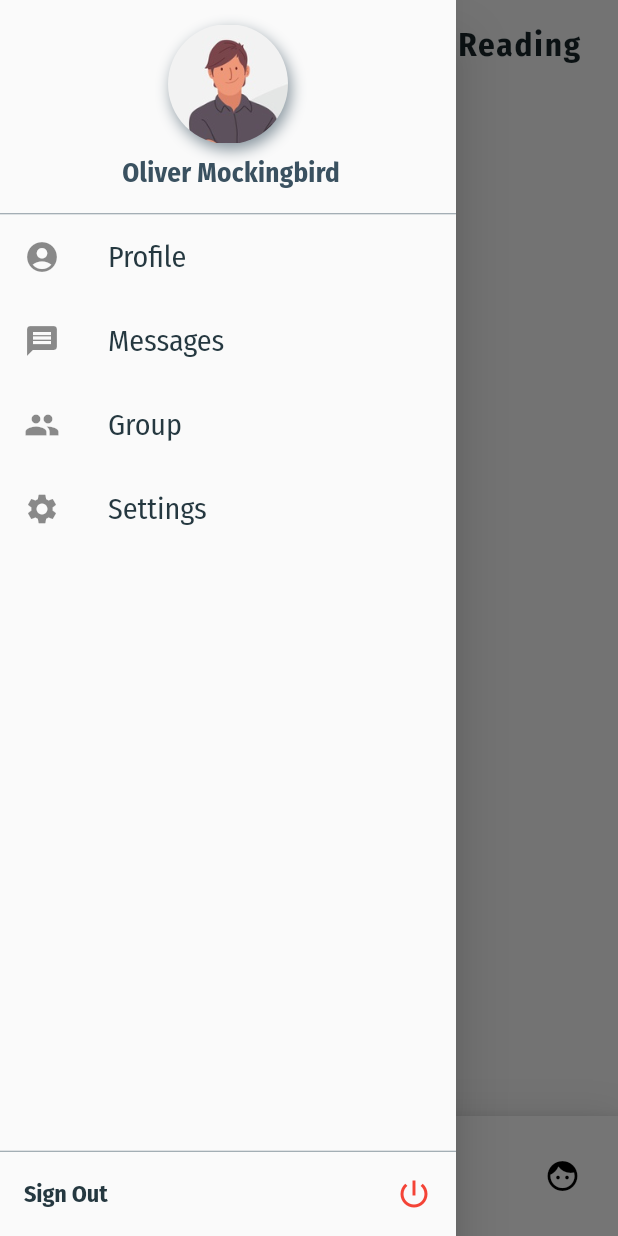
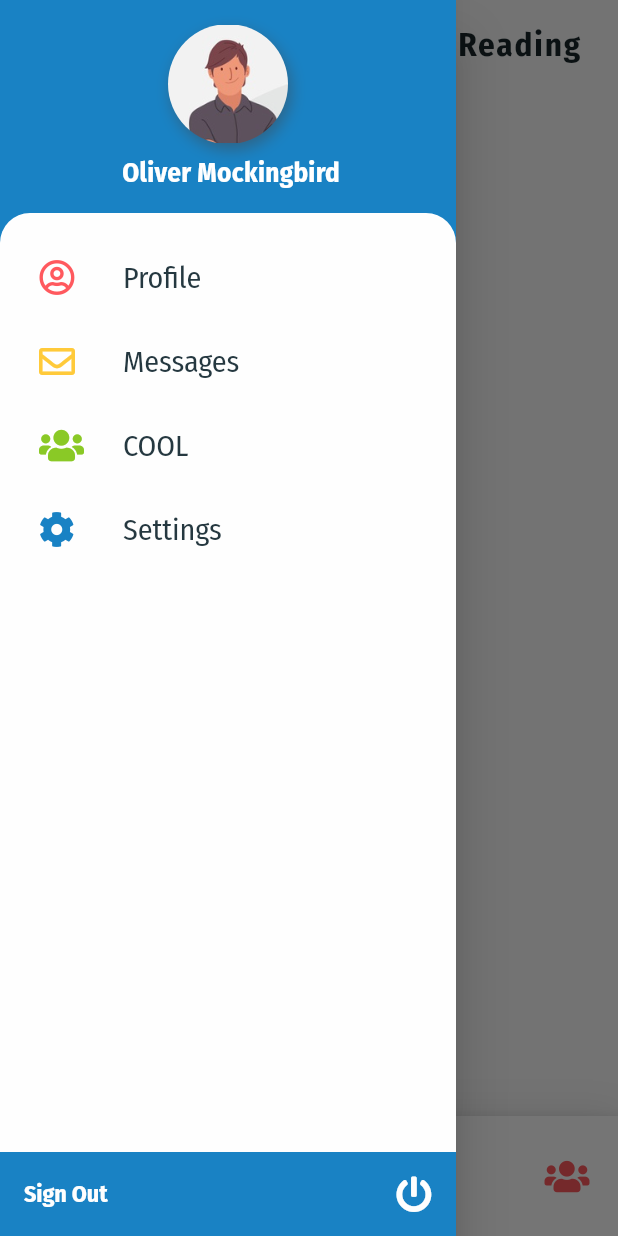
Before and after one commit to kalianto/bible_study, a Flutter app: the Home screen opened by its route, with the side drawer open, on a phone screen of 412 x 824 dp. Run offline on Flutter 3.47's test engine with Material 2 defaults, Android fonts, the phone set to English and light mode, and no system bars; drawn by our look-alikes of google_nav_bar; our stand-ins replace device_info, font_awesome_flutter; missing offline and left inert: global_configuration.

Commit message:
added FontAwesome

```diff
--- a/lib/AppTheme.dart
+++ b/lib/AppTheme.dart
@@ -20,6 +20,14 @@ class AppTheme {
   static const Color primarySwatch = Colors.blue;
   static const Color primaryColor = Color(0xFF1565C0);
   static const Color nearlyDarkBlue = Color(0xFF2633C5);
+
+  static const Color redText = Color(0xFFff595e);
+  static const Color yellowText = Color(0xFFffca3a);
+  static const Color greenText = Color(0xFF8ac926);
+  static const Color blueText = Color(0xFF1982c4);
+  static const Color purpleText = Color(0xFF6a4c93);
+
+
 
   static const String fontName = 'FiraSansCondensed';
 
--- a/lib/common/bottom_gnav_bar.dart
+++ b/lib/common/bottom_gnav_bar.dart
@@ -1,5 +1,7 @@
+import 'package:bible_study/AppTheme.dart';
 import 'package:flutter/material.dart';
 import 'package:google_nav_bar/google_nav_bar.dart';
+import 'package:font_awesome_flutter/font_awesome_flutter.dart';
 
 class BottomGNavBar extends StatefulWidget {
   @override
@@ -45,23 +47,31 @@ class _BottomGNavBarState extends State<BottomGNavBar> with TickerProviderStateM
               iconSize: 24,
               padding: EdgeInsets.symmetric(horizontal: 20, vertical: 8),
               duration: Duration(milliseconds: 800),
-              tabBackgroundColor: Colors.blue,
+              // tabBackgroundColor: Colors.blue,
               tabs: [
                 GButton(
-                  icon: Icons.home,
-                  text: 'Home',
+                  icon: FontAwesomeIcons.home,
+                  text: ' Home',
+                  iconColor: AppTheme.blueText,
+                  backgroundColor: AppTheme.blueText,
                 ),
                 GButton(
-                  icon: Icons.alarm,
+                  icon: FontAwesomeIcons.bell,
                   text: 'Notifications',
+                  iconColor: AppTheme.yellowText,
+                  backgroundColor: AppTheme.yellowText,
                 ),
                 GButton(
-                  icon: Icons.event,
+                  icon: FontAwesomeIcons.bible,
                   text: 'Reading',
+                  iconColor: AppTheme.greenText,
+                  backgroundColor: AppTheme.greenText,
                 ),
                 GButton(
-                  icon: Icons.face,
-                  text: 'COOL',
+                  icon: FontAwesomeIcons.users,
+                  text: '  COOL',
+                  iconColor: AppTheme.redText,
+                  backgroundColor: AppTheme.redText,
                 ),
               ],
               selectedIndex: _selectedIndex,
--- a/lib/views/Home/drawer.dart
+++ b/lib/views/Home/drawer.dart
@@ -1,5 +1,6 @@
 import 'package:flutter/material.dart';
 import 'package:bible_study/AppTheme.dart';
+import 'package:font_awesome_flutter/font_awesome_flutter.dart';
 
 class DrawerList {
   DrawerList(
@@ -7,6 +8,7 @@ class DrawerList {
     this.title,
     this.link,
   );
+
   String title;
   Icon icon;
   String link;
@@ -16,10 +18,10 @@ class HomeDrawer extends StatelessWidget {
   HomeDrawer({Key key}) : super(key: key);
 
   final List<DrawerList> drawerList = <DrawerList>[
-    DrawerList(Icon(Icons.account_circle), 'Profile', '/profile'),
-    DrawerList(Icon(Icons.message), 'Messages', '/messages'),
-    DrawerList(Icon(Icons.group), 'Group', '/group'),
-    DrawerList(Icon(Icons.settings), 'Settings', '/settings'),
+    DrawerList(Icon(FontAwesomeIcons.userCircle, color: AppTheme.redText), 'Profile', '/profile'),
+    DrawerList(Icon(FontAwesomeIcons.envelope, color: AppTheme.yellowText), 'Messages', '/messages'),
+    DrawerList(Icon(FontAwesomeIcons.users, color: AppTheme.greenText), 'COOL', '/group'),
+    DrawerList(Icon(FontAwesomeIcons.cog, color: AppTheme.blueText), 'Settings', '/settings'),
   ];
 
   @override
@@ -30,6 +32,8 @@ class HomeDrawer extends StatelessWidget {
 
   Widget _buildDrawer(BuildContext context) {
     return Drawer(
+      child: Container(
+        color: AppTheme.blueText,
         child: Column(
           crossAxisAlignment: CrossAxisAlignment.stretch,
           mainAxisAlignment: MainAxisAlignment.start,
@@ -67,7 +71,7 @@ class HomeDrawer extends StatelessWidget {
                         'Oliver Mockingbird',
                         style: TextStyle(
                           fontWeight: FontWeight.w600,
-                        color: AppTheme.grey,
+                          color: AppTheme.white,
                           fontSize: 18,
                         ),
                       ),
@@ -76,14 +80,18 @@ class HomeDrawer extends StatelessWidget {
                 ),
               ),
             ),
-          Divider(
-            height: 1,
-            color: AppTheme.grey.withOpacity(0.6),
+            Expanded(
+              child: Container(
+                decoration: BoxDecoration(
+                  color: AppTheme.nearlyWhite,
+                  borderRadius: const BorderRadius.only(
+                    topLeft: Radius.circular(20.0),
+                    topRight: Radius.circular(20.0),
                   ),
-          Expanded(
+                ),
                 child: ListView.builder(
                   physics: const BouncingScrollPhysics(),
-              padding: const EdgeInsets.all(0.0),
+                  padding: const EdgeInsets.symmetric(horizontal: 10.0, vertical: 15.0),
                   itemCount: drawerList.length,
                   itemBuilder: (BuildContext context, int index) {
                     return ListTile(
@@ -96,9 +104,6 @@ class HomeDrawer extends StatelessWidget {
                   },
                 ),
               ),
-          Divider(
-            height: 1,
-            color: AppTheme.grey.withOpacity(0.6),
             ),
             Column(
               children: <Widget>[
@@ -109,13 +114,13 @@ class HomeDrawer extends StatelessWidget {
                       fontFamily: AppTheme.fontName,
                       fontWeight: FontWeight.w600,
                       fontSize: 16,
-                    color: AppTheme.darkText,
+                      color: AppTheme.nearlyWhite,
                     ),
                     textAlign: TextAlign.left,
                   ),
                   trailing: Icon(
-                  Icons.power_settings_new,
-                  color: Colors.red,
+                    FontAwesomeIcons.powerOff,
+                    color: AppTheme.nearlyWhite,
                   ),
                   onTap: () {},
                 ),
@@ -126,6 +131,7 @@ class HomeDrawer extends StatelessWidget {
             ),
           ],
         ),
+      ),
     );
   }
 }
--- a/lib/views/Home/index.dart
+++ b/lib/views/Home/index.dart
@@ -3,6 +3,7 @@ import 'package:bible_study/AppTheme.dart';
 import 'package:bible_study/views/Home/drawer.dart';
 import 'package:bible_study/views/Home/home.dart';
 import 'package:bible_study/common/bottom_gnav_bar.dart';
+import 'package:font_awesome_flutter/font_awesome_flutter.dart';
 
 class Home extends StatefulWidget {
   Home({Key key, this.title}) : super(key: key);
@@ -103,7 +104,7 @@ class _HomeState extends State<Home> with TickerProviderStateMixin {
                   height: 38,
                   width: 38,
                   child: IconButton(
-                    icon: const Icon(Icons.menu),
+                    icon: const Icon(FontAwesomeIcons.bars),
                     onPressed: _openHomeDrawer,
                     tooltip: MaterialLocalizations.of(context).openAppDrawerTooltip,
                     color: Colors.black,
--- a/pubspec.yaml
+++ b/pubspec.yaml
@@ -30,10 +30,11 @@ dependencies:
   device_info: ^0.4.2+8
   global_configuration: ^1.6.0
   google_nav_bar: ^3.1.0
+  font_awesome_flutter: ^8.10.1
 
   # The following adds the Cupertino Icons font to your application.
   # Use with the CupertinoIcons class for iOS style icons.
-  cupertino_icons: ^0.1.3
+#  cupertino_icons: ^0.1.3
 
 dev_dependencies:
   flutter_test:
```
Also changed, not shown: pubspec.lock. Lines whose indentation alone changed are shown as unchanged.
